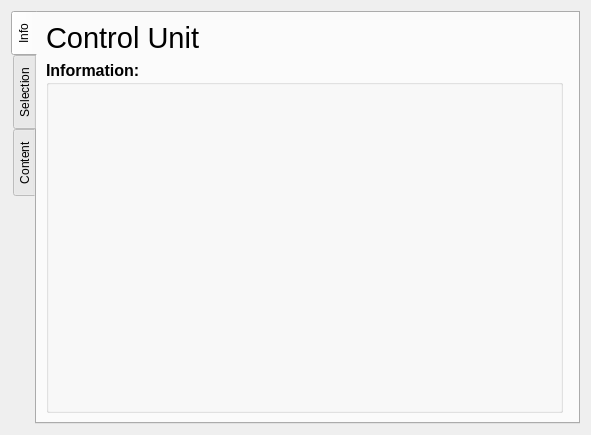
Qt form ui/small/ControlUnitDialog.ui (nikolaykm/FreeSSM) before a commit.
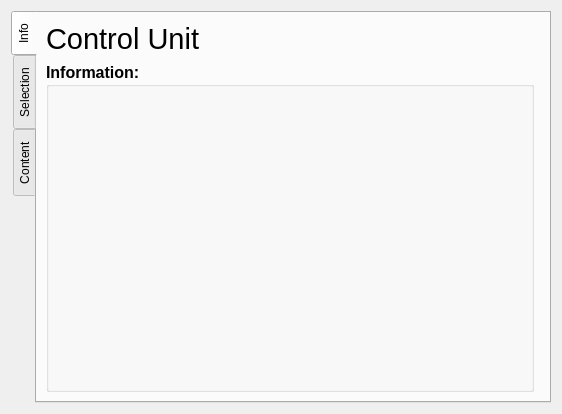
The same form after that commit. The open tabs and pages were chosen to show the change. Icons and pictures are not drawn.

What changed in the file:
```diff
--- a/ui/small/ControlUnitDialog.ui
+++ b/ui/small/ControlUnitDialog.ui
@@ -9,10 +9,16 @@
    <rect>
     <x>0</x>
     <y>0</y>
-    <width>591</width>
-    <height>435</height>
+    <width>562</width>
+    <height>414</height>
    </rect>
   </property>
+  <property name="sizePolicy">
+   <sizepolicy hsizetype="Expanding" vsizetype="Expanding">
+    <horstretch>0</horstretch>
+    <verstretch>0</verstretch>
+   </sizepolicy>
+  </property>
   <property name="windowTitle">
    <string>Control Unit</string>
   </property>
@@ -35,22 +41,34 @@
       <bool>true</bool>
      </property>
      <widget class="QWidget" name="tab">
+      <property name="sizePolicy">
+       <sizepolicy hsizetype="Expanding" vsizetype="Expanding">
+        <horstretch>0</horstretch>
+        <verstretch>0</verstretch>
+       </sizepolicy>
+      </property>
       <attribute name="title">
        <string>Info</string>
       </attribute>
       <layout class="QGridLayout" name="gridLayout_2">
        <item row="0" column="0" colspan="2">
         <widget class="QLabel" name="title_label">
+         <property name="sizePolicy">
+          <sizepolicy hsizetype="Expanding" vsizetype="Preferred">
+           <horstretch>0</horstretch>
+           <verstretch>0</verstretch>
+          </sizepolicy>
+         </property>
          <property name="minimumSize">
           <size>
-           <width>500</width>
-           <height>32</height>
+           <width>0</width>
+           <height>0</height>
           </size>
          </property>
          <property name="maximumSize">
           <size>
            <width>16777215</width>
-           <height>32</height>
+           <height>16777215</height>
           </size>
          </property>
          <property name="font">
```
Left out of the diff: 16 changed lines with no effect on the pictures.
